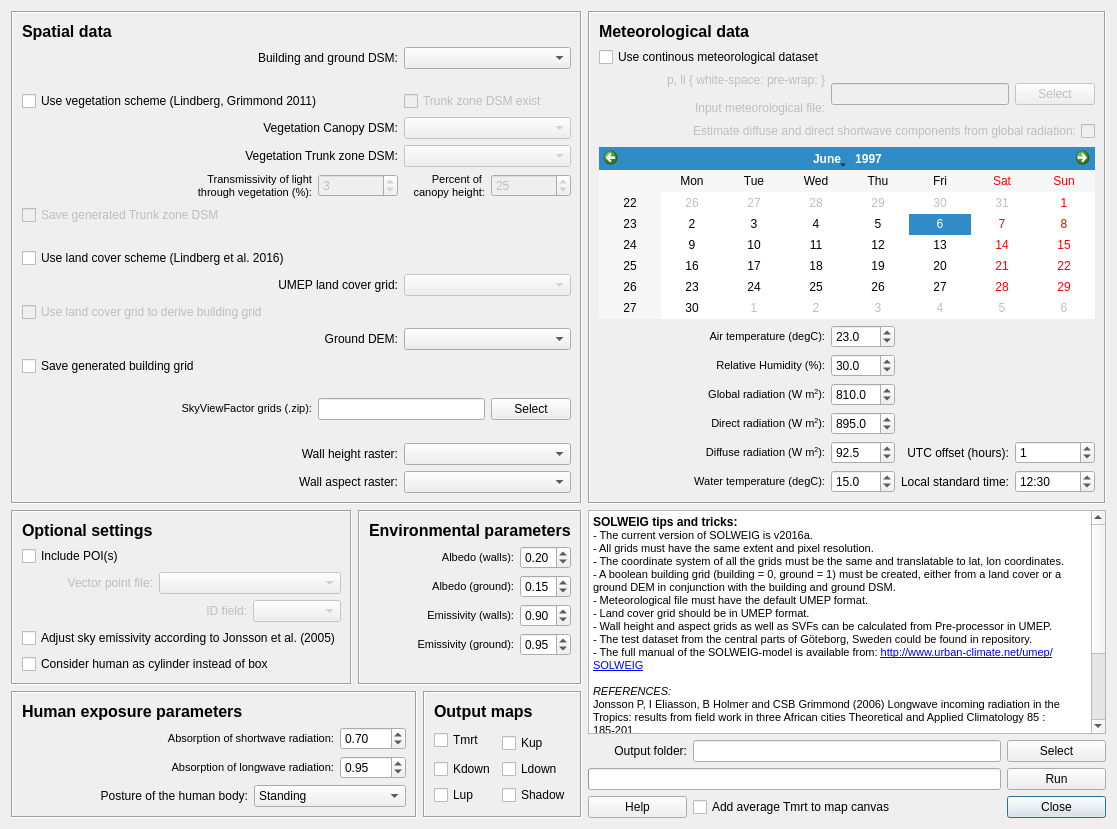
Before: the Qt Designer form SOLWEIG/solweig_dialog_base.ui in UMEP-dev/UMEP, drawn with Qt 5.
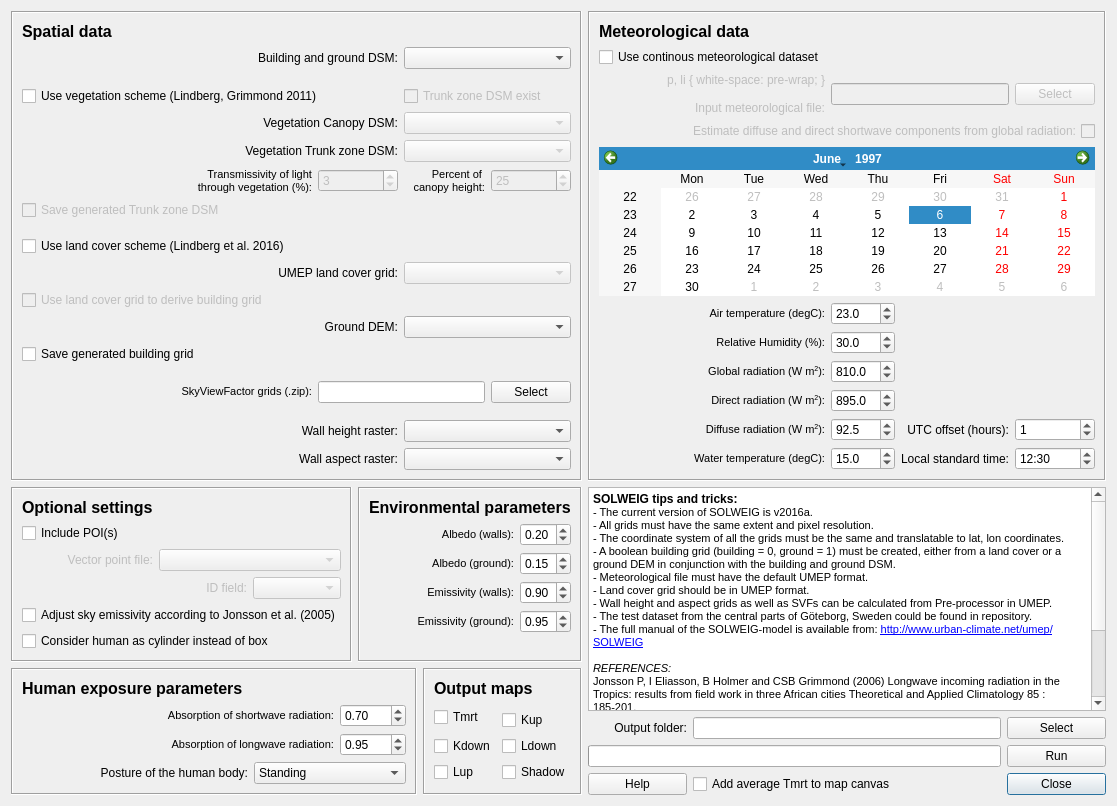
After: the same form once the commit is applied.

Diff of the .ui file:
```diff
--- a/SOLWEIG/solweig_dialog_base.ui
+++ b/SOLWEIG/solweig_dialog_base.ui
@@ -10,7 +10,7 @@
     <x>0</x>
     <y>0</y>
     <width>1051</width>
-    <height>829</height>
+    <height>750</height>
    </rect>
   </property>
   <property name="windowTitle">
```
